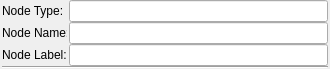
Above: appli/grapher/gui/src/wgDataNodeId.ui from snaress/studio before the change. Below: the same form after it.
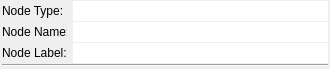
That is the form after the change.

Commit message: grapher: Add docStrings, add dataZone

Diff of the .ui file:
```diff
--- a/appli/grapher/gui/src/wgDataNodeId.ui
+++ b/appli/grapher/gui/src/wgDataNodeId.ui
@@ -32,10 +32,16 @@
    <item row="0" column="0">
     <layout class="QHBoxLayout" name="hlNodeType">
      <property name="spacing">
-      <number>2</number>
+      <number>6</number>
      </property>
      <item>
       <widget class="QLabel" name="lNodeType">
+       <property name="sizePolicy">
+        <sizepolicy hsizetype="Fixed" vsizetype="Fixed">
+         <horstretch>0</horstretch>
+         <verstretch>0</verstretch>
+        </sizepolicy>
+       </property>
        <property name="minimumSize">
         <size>
          <width>65</width>
@@ -58,6 +64,12 @@
        <property name="text">
         <string/>
        </property>
+       <property name="frame">
+        <bool>false</bool>
+       </property>
+       <property name="readOnly">
+        <bool>true</bool>
+       </property>
       </widget>
      </item>
     </layout>
@@ -65,10 +77,16 @@
    <item row="1" column="0">
     <layout class="QHBoxLayout" name="hlNodeName">
      <property name="spacing">
-      <number>2</number>
+      <number>6</number>
      </property>
      <item>
       <widget class="QLabel" name="lNodeName">
+       <property name="sizePolicy">
+        <sizepolicy hsizetype="Fixed" vsizetype="Fixed">
+         <horstretch>0</horstretch>
+         <verstretch>0</verstretch>
+        </sizepolicy>
+       </property>
        <property name="minimumSize">
         <size>
          <width>65</width>
@@ -87,17 +105,30 @@
       </widget>
      </item>
      <item>
-      <widget class="QLineEdit" name="leNodeName"/>
+      <widget class="QLineEdit" name="leNodeName">
+       <property name="frame">
+        <bool>false</bool>
+       </property>
+       <property name="readOnly">
+        <bool>true</bool>
+       </property>
+      </widget>
      </item>
     </layout>
    </item>
    <item row="2" column="0">
     <layout class="QHBoxLayout" name="hlNodeLabel">
      <property name="spacing">
-      <number>2</number>
+      <number>6</number>
      </property>
      <item>
       <widget class="QLabel" name="lNodeLabel">
+       <property name="sizePolicy">
+        <sizepolicy hsizetype="Fixed" vsizetype="Fixed">
+         <horstretch>0</horstretch>
+         <verstretch>0</verstretch>
+        </sizepolicy>
+       </property>
        <property name="minimumSize">
         <size>
          <width>65</width>
@@ -116,7 +147,14 @@
       </widget>
      </item>
      <item>
-      <widget class="QLineEdit" name="leNodeLabel"/>
+      <widget class="QLineEdit" name="leNodeLabel">
+       <property name="frame">
+        <bool>false</bool>
+       </property>
+       <property name="readOnly">
+        <bool>true</bool>
+       </property>
+      </widget>
      </item>
     </layout>
    </item>
```
The commit also changes 29 other files.
